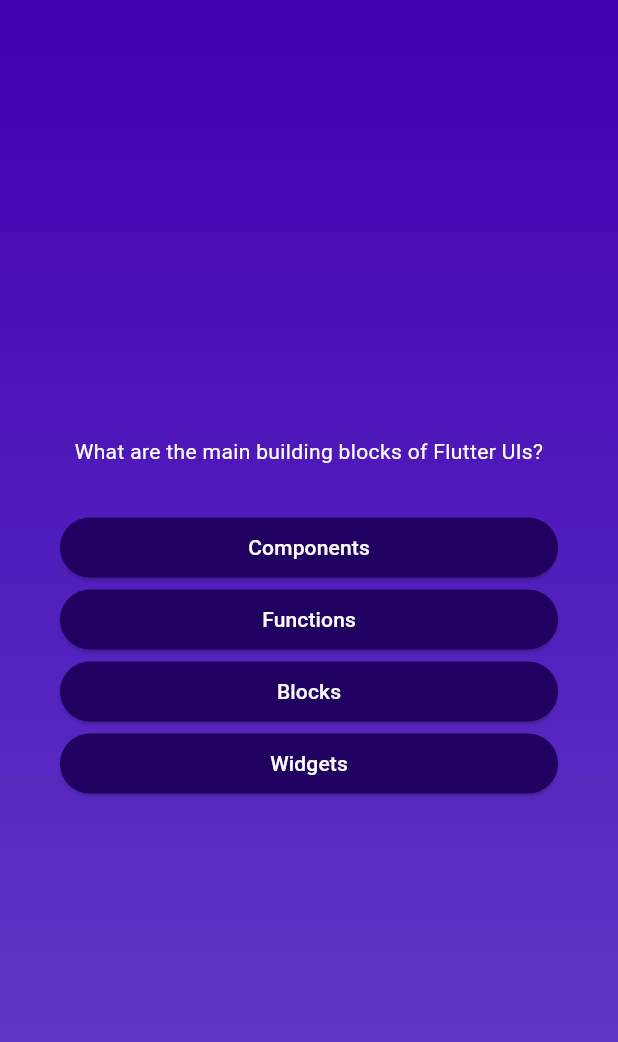
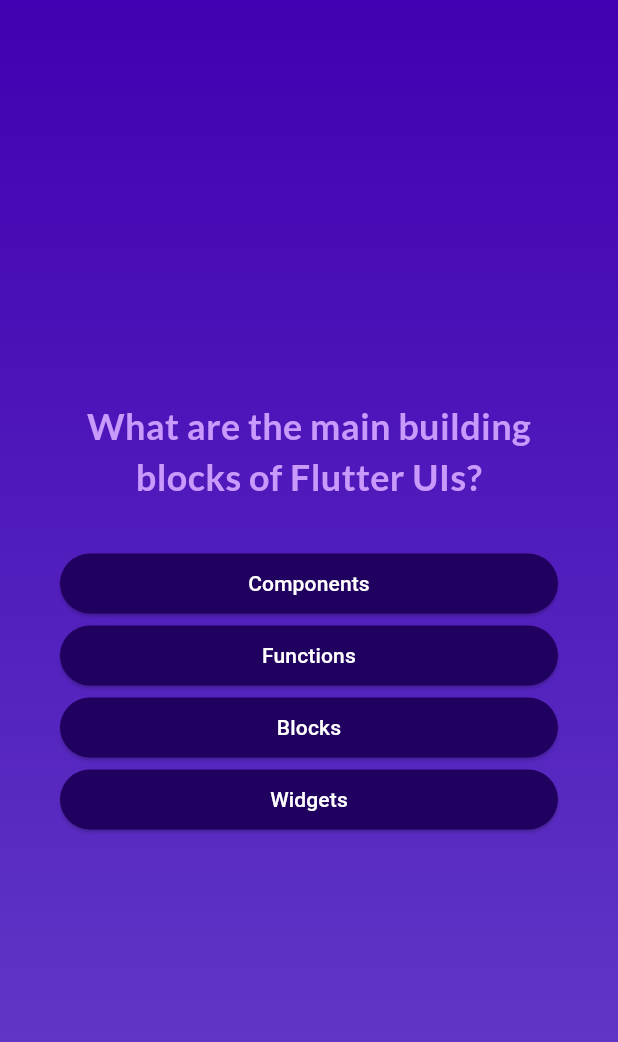
Before and after one commit to H4hmad/Flutter2, a Flutter app: the screen it shows after launch, after a tap on "Start Quiz", on a phone screen of 412 x 824 dp. Shown: the top 1042 px of the screen. Run offline on Flutter 3.47's test engine with Material 3 defaults, Android fonts, the phone set to English and light mode, and no system bars; our stand-ins replace google_fonts.

Commit message:
Importing Google Fonts and implementing it

```diff
--- a/adv_basics/lib/answer_button.dart
+++ b/adv_basics/lib/answer_button.dart
@@ -22,7 +22,10 @@ class AnswerButton extends StatelessWidget {
           borderRadius: BorderRadius.circular(40),
         ),
       ),
-      child: Text(answerText),
+      child: Text(
+        answerText,
+        textAlign: TextAlign.center,
+      ),
     );
   }
 }
--- a/adv_basics/lib/questions_screen.dart
+++ b/adv_basics/lib/questions_screen.dart
@@ -1,5 +1,5 @@
 import 'package:flutter/material.dart';
-
+import 'package:google_fonts/google_fonts.dart';
 import 'package:adv_basics/answer_button.dart';
 import 'package:adv_basics/data/questions.dart';
 
@@ -33,9 +33,10 @@ class _QuestionsScreenState extends State<QuestionsScreen> {
           children: [
             Text(
               currentQuestion.text,
-              style: const TextStyle(
-                color: Colors.white,
-              ),
+              style: GoogleFonts.lato(
+                  color: const Color.fromARGB(255, 201, 153, 251),
+                  fontSize: 24,
+                  fontWeight: FontWeight.bold),
               textAlign: TextAlign.center,
             ),
             const SizedBox(height: 30),
--- a/adv_basics/lib/start_screen.dart
+++ b/adv_basics/lib/start_screen.dart
@@ -1,4 +1,5 @@
 import 'package:flutter/material.dart';
+import 'package:google_fonts/google_fonts.dart';
 
 class StartScreen extends StatelessWidget {
   const StartScreen(this.startQuiz, {super.key});
@@ -13,12 +14,13 @@ class StartScreen extends StatelessWidget {
           Image.asset('assets/images/quiz-logo.png',
               color: const Color.fromARGB(143, 255, 255, 255), width: 300),
           const SizedBox(height: 60),
-          const Text('Learn Flutter the fun Way!!!',
-              style: TextStyle(
-                  color: Colors.white,
-                  fontSize: 25,
-                  fontWeight: FontWeight.w500,
-                  fontFamily: "Bebas Neue")),
+          Text(
+            'Learn Flutter the fun Way!!!',
+            style: GoogleFonts.lato(
+              color: const Color.fromARGB(255, 237, 223, 252),
+              fontSize: 24,
+            ),
+          ),
           const SizedBox(height: 20),
           OutlinedButton.icon(
               onPressed: () {
--- a/adv_basics/pubspec.yaml
+++ b/adv_basics/pubspec.yaml
@@ -34,6 +34,7 @@ dependencies:
   # The following adds the Cupertino Icons font to your application.
   # Use with the CupertinoIcons class for iOS style icons.
   cupertino_icons: ^1.0.6
+  google_fonts: ^6.2.0
 
 dev_dependencies:
   flutter_test:
```
Also changed, not shown: adv_basics/pubspec.lock, 1 other file.
